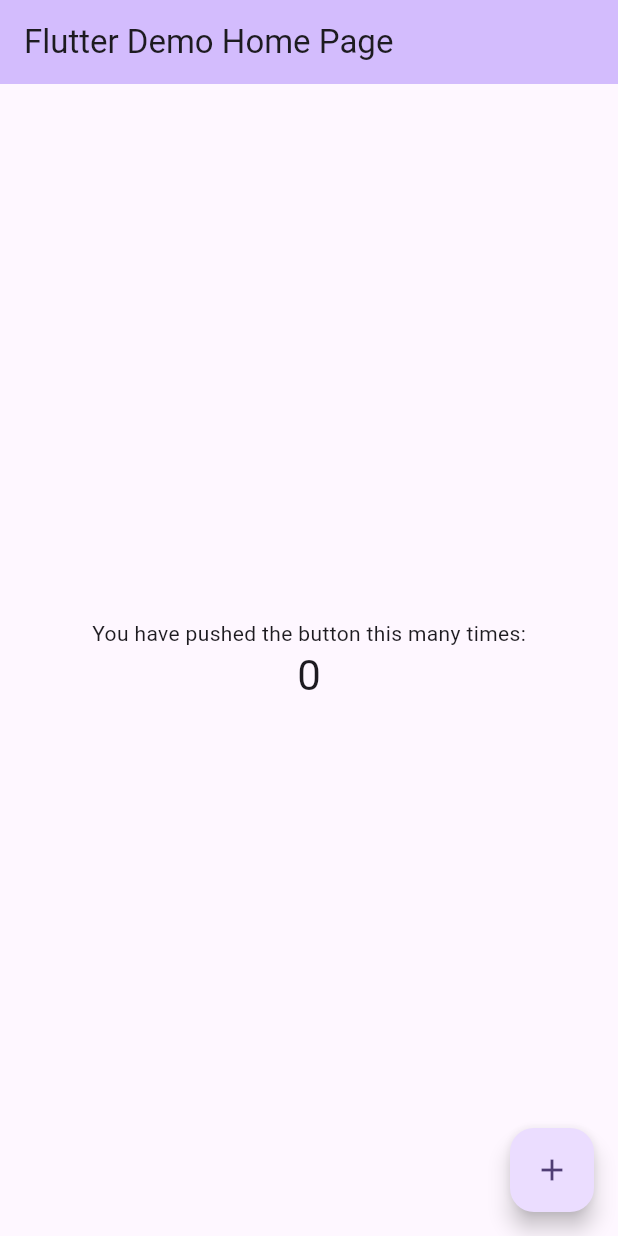
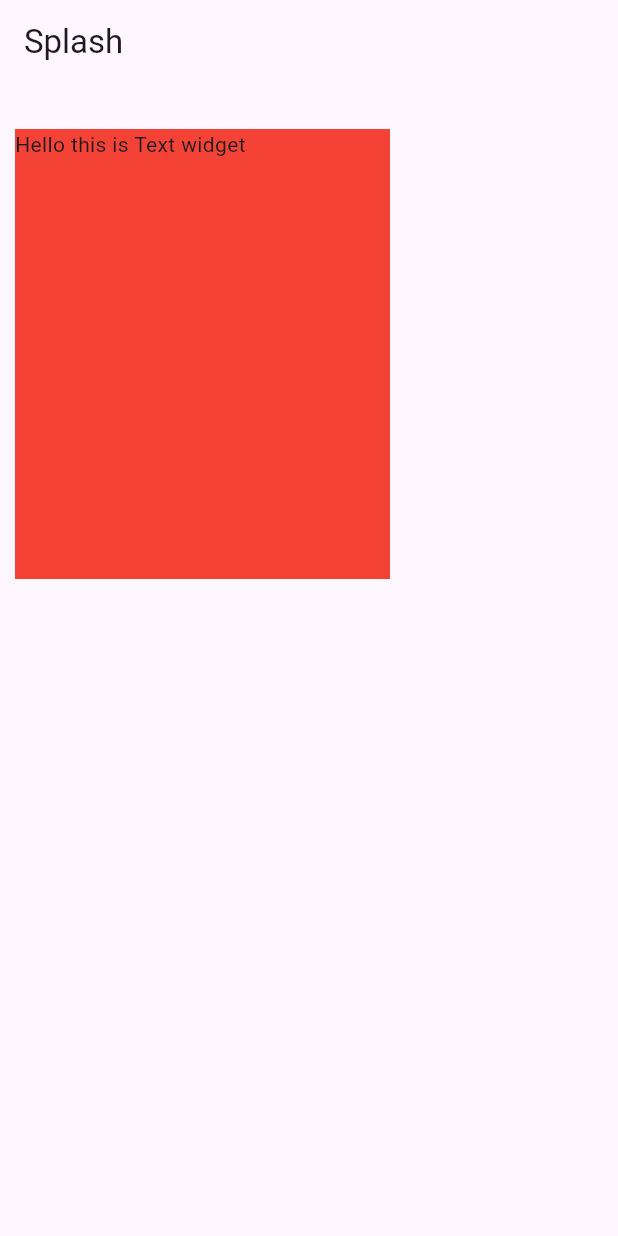
Before and after one commit to maheshmobileApp/April_batch_25, a Flutter app: the screen it shows after launch, on a phone screen of 412 x 824 dp. Run offline on Flutter 3.47's test engine with Material 3 defaults, Android fonts, the phone set to English and light mode, and no system bars.

Commit message:
container

```diff
--- a/lib/main.dart
+++ b/lib/main.dart
@@ -1,130 +1,37 @@
 import 'package:flutter/material.dart';
+import 'splash_screen.dart';
+import 'login_screen.dart';
+void main() {
+  // MyFirstApp app = MyFirstApp();
+  runApp(MyFirstApp());
+}
+class MyFirstApp extends StatefulWidget {
+  const MyFirstApp({super.key});
 
-void main() {
-  runApp(const MyApp());
+  @override
+  State<MyFirstApp> createState() => _MyFirstAppState();
 }
 
-class MyApp extends StatelessWidget {
-  const MyApp({super.key});
+/*
+Statefull widget -> two parts
+1. immutable part
+2. state class (mutablePart)
+* */
 
-  // This widget is the root of your application.
+class _MyFirstAppState extends State<MyFirstApp> {
   @override
   Widget build(BuildContext context) {
     return MaterialApp(
-      title: 'Flutter Demo',
-      theme: ThemeData(
-        // This is the theme of your application.
-        //
-        // TRY THIS: Try running your application with "flutter run". You'll see
-        // the application has a purple toolbar. Then, without quitting the app,
-        // try changing the seedColor in the colorScheme below to Colors.green
-        // and then invoke "hot reload" (save your changes or press the "hot
-        // reload" button in a Flutter-supported IDE, or press "r" if you used
-        // the command line to start the app).
-        //
-        // Notice that the counter didn't reset back to zero; the application
-        // state is not lost during the reload. To reset the state, use hot
-        // restart instead.
-        //
-        // This works for code too, not just values: Most code changes can be
-        // tested with just a hot reload.
-        colorScheme: ColorScheme.fromSeed(seedColor: Colors.deepPurple),
-        useMaterial3: true,
-      ),
-      home: const MyHomePage(title: 'Flutter Demo Home Page'),
+      home:SplashScreen()
     );
   }
 }
 
-class MyHomePage extends StatefulWidget {
-  const MyHomePage({super.key, required this.title});
+//lib->main.dart->main -> runApp(widget) -> MyFirstApp -> Build -> MaterialApp() -> home -> Scaffold -> appBar,body
 
-  // This widget is the home page of your application. It is stateful, meaning
-  // that it has a State object (defined below) that contains fields that affect
-  // how it looks.
+/*
 
-  // This class is the configuration for the state. It holds the values (in this
-  // case the title) provided by the parent (in this case the App widget) and
-  // used by the build method of the State. Fields in a Widget subclass are
-  // always marked "final".
-
-  final String title;
-
-  @override
-  State<MyHomePage> createState() => _MyHomePageState();
-}
-
-class _MyHomePageState extends State<MyHomePage> {
-  int _counter = 0;
-
-  void _incrementCounter() {
-    setState(() {
-      // This call to setState tells the Flutter framework that something has
-      // changed in this State, which causes it to rerun the build method below
-      // so that the display can reflect the updated values. If we changed
-      // _counter without calling setState(), then the build method would not be
-      // called again, and so nothing would appear to happen.
-      _counter++;
-    });
-  }
-
-  @override
-  Widget build(BuildContext context) {
-    // This method is rerun every time setState is called, for instance as done
-    // by the _incrementCounter method above.
-    //
-    // The Flutter framework has been optimized to make rerunning build methods
-    // fast, so that you can just rebuild anything that needs updating rather
-    // than having to individually change instances of widgets.
-    return Scaffold(
-      appBar: AppBar(
-        // TRY THIS: Try changing the color here to a specific color (to
-        // Colors.amber, perhaps?) and trigger a hot reload to see the AppBar
-        // change color while the other colors stay the same.
-        backgroundColor: Theme.of(context).colorScheme.inversePrimary,
-        // Here we take the value from the MyHomePage object that was created by
-        // the App.build method, and use it to set our appbar title.
-        title: Text(widget.title),
-      ),
-      body: Center(
-        // Center is a layout widget. It takes a single child and positions it
-        // in the middle of the parent.
-        child: Column(
-          // Column is also a layout widget. It takes a list of children and
-          // arranges them vertically. By default, it sizes itself to fit its
-          // children horizontally, and tries to be as tall as its parent.
-          //
-          // Column has various properties to control how it sizes itself and
-          // how it positions its children. Here we use mainAxisAlignment to
-          // center the children vertically; the main axis here is the vertical
-          // axis because Columns are vertical (the cross axis would be
-          // horizontal).
-          //
-          // TRY THIS: Invoke "debug painting" (choose the "Toggle Debug Paint"
-          // action in the IDE, or press "p" in the console), to see the
-          // wireframe for each widget.
-          mainAxisAlignment: MainAxisAlignment.center,
-          children: <Widget>[
-
-            const Text(
-              'You have pushed the button this many times:',
-            ),
-            Text(
-              '$_counter',
-              style: Theme.of(context).textTheme.headlineMedium,
-            ),
-          ],
-        ),
-      ),
-      floatingActionButton: FloatingActionButton(
-        onPressed: _incrementCounter,
-        tooltip: 'Increment',
-        child: const Icon(Icons.add),
-      ), // This trailing comma makes auto-formatting nicer for build methods.
-    );
-  }
-}
-/*
+widget: 1. statefull 2. stateless widget
 
 Target -> physical device / emulator
 
@@ -135,6 +42,19 @@ Create Emulator ->
 
 In Android Studio -> Go to  Device Manger -> Click on (+) Create Virtual Device ->
 
+1. Container -> div
+2. Text
+3. Button
+4. TextField
+5. Image
+6. Row
+7. Column
+8.Listview
+9.ScrollView
+10.gridview
+11. padding
+12.margin
+13. wrap
 
 
 * */
--- /dev/null
+++ b/lib/splash_screen.dart
@@ -0,0 +1,31 @@
+import 'package:flutter/material.dart';
+
+class SplashScreen extends StatefulWidget {
+  const SplashScreen({super.key});
+
+  @override
+  State<SplashScreen> createState() => _SplashScreenState();
+}
+
+class _SplashScreenState extends State<SplashScreen> {
+  @override
+  Widget build(BuildContext context) {
+    return Scaffold(
+      appBar: AppBar(title: Text("Splash"),),
+      body: Container(
+        child: Text("Hello this is Text widget"),
+        color: Colors.red,
+        width: 250,
+        height: 300,
+        margin: EdgeInsets.only(left: 10,right: 20,top: 30),
+      ),
+    );
+  }
+}
+/*
+Container: is like a Box that wraps its child widget and allows you to style and position it
+child : the widget inside the container(text,image, row, column......)
+width & height:
+
+
+* */
```
Also changed, not shown: lib/login_screen.dart (added, +15 -0 lines).
